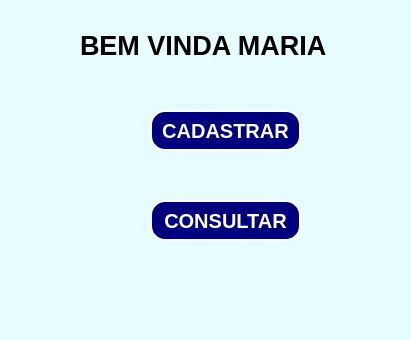
Qt form tela1.ui (LuizFernandoR/ProjetoPublica) before a commit.
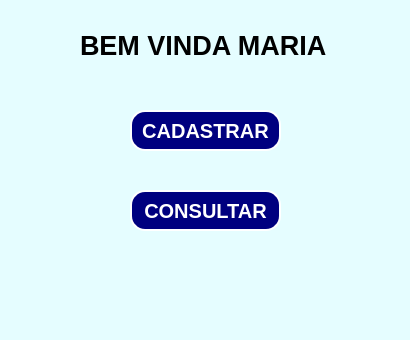
The same form after that commit. Icons and pictures are not drawn.

What changed in the file:
```diff
--- a/tela1.ui
+++ b/tela1.ui
@@ -6,7 +6,7 @@
    <rect>
     <x>0</x>
     <y>0</y>
-    <width>411</width>
+    <width>410</width>
     <height>340</height>
    </rect>
   </property>
@@ -41,7 +41,7 @@
    <widget class="QPushButton" name="pushButton">
     <property name="geometry">
      <rect>
-      <x>150</x>
+      <x>130</x>
       <y>110</y>
       <width>151</width>
       <height>41</height>
@@ -68,8 +68,8 @@
    <widget class="QPushButton" name="pushButton_2">
     <property name="geometry">
      <rect>
-      <x>150</x>
-      <y>200</y>
+      <x>130</x>
+      <y>190</y>
       <width>151</width>
       <height>41</height>
      </rect>
```
Left out of the diff: 2 changed lines with no effect on the pictures.
